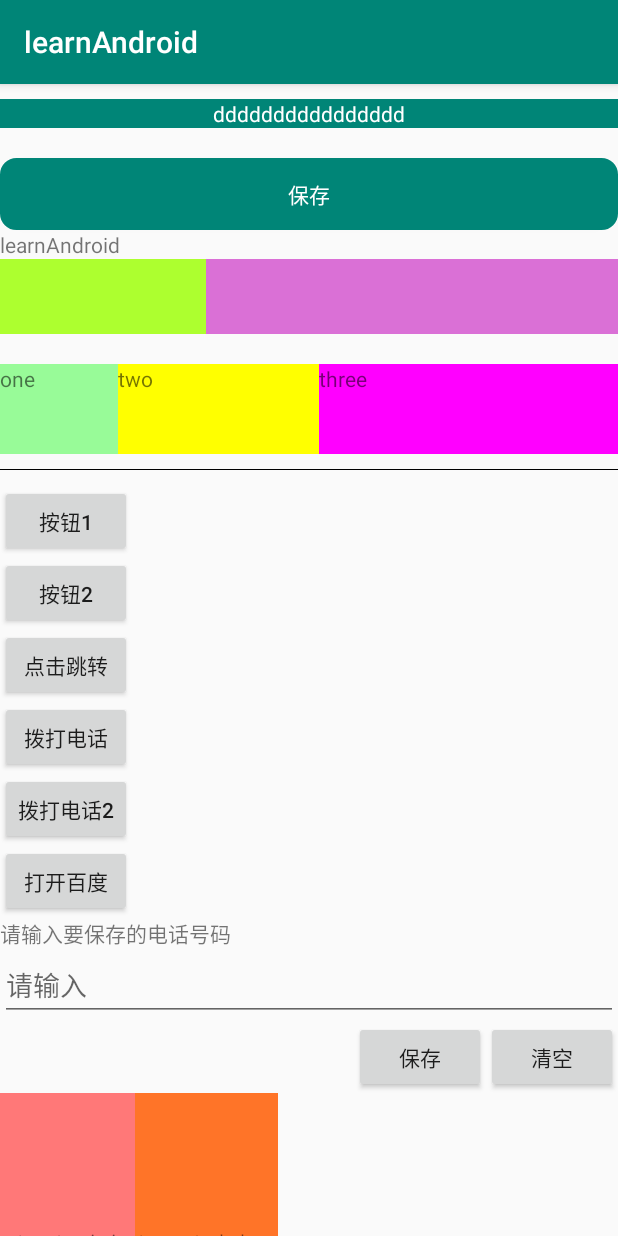
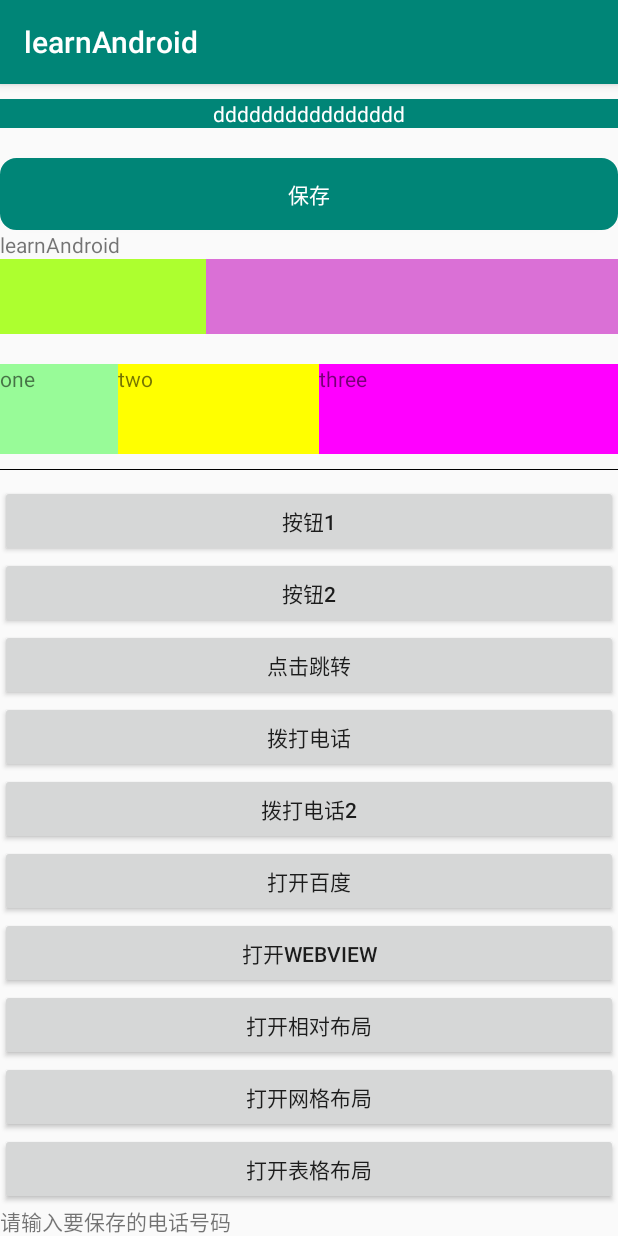
Before and after one commit to chenguzhen87/learnAndroid, an Android app: the screen it shows after launch (MainActivity), after a tap on "保存", on a phone screen of 412 x 824 dp. Run offline under Robolectric (Android 15) with nearby library versions, the phone set to English and light mode, and no system bars.

Commit message:
feat: webview

```diff
--- a/app/build.gradle
+++ b/app/build.gradle
@@ -5,7 +5,7 @@ android {
     buildToolsVersion "29.0.2"
     defaultConfig {
         applicationId "com.example.learnandroid"
-        minSdkVersion 14
+        minSdkVersion 24
         targetSdkVersion 29
         versionCode 1
         versionName "1.0"
--- a/app/src/main/java/com/example/learnandroid/MainActivity.java
+++ b/app/src/main/java/com/example/learnandroid/MainActivity.java
@@ -20,11 +20,12 @@ public class MainActivity extends AppCompatActivity implements View.OnClickListe
         Button dialTel = findViewById(R.id.dialTel);
         Button dialTel2 = findViewById(R.id.dialTel2);
         Button openBaidu = findViewById(R.id.openBaidu);
-
+        Button webview = findViewById(R.id.webview);
         button.setOnClickListener(this);
         dialTel.setOnClickListener(this);
         dialTel2.setOnClickListener(this);
         openBaidu.setOnClickListener(this);
+        webview.setOnClickListener(this);
         button2.setOnClickListener(new View.OnClickListener() {
             @Override
             public void onClick(View view) {
@@ -40,13 +41,20 @@ public class MainActivity extends AppCompatActivity implements View.OnClickListe
                 //里面写点击后想要实现的效果
                 Toast.makeText(MainActivity.this,
                         "按钮被点击", Toast.LENGTH_SHORT).show();
+                break;
                 //这里是弹出一个消息---"按钮被点击"
             case R.id.dialTel:
                 dial();
+                break;
             case R.id.dialTel2:
                 dial2();
+                break;
             case R.id.openBaidu:
                 openBaidu();
+                break;
+            case R.id.webview:
+                webview();
+                break;
         }
     }
 
@@ -71,6 +79,11 @@ public class MainActivity extends AppCompatActivity implements View.OnClickListe
         startActivity(intent);
     }
 
+    public void webview(){
+        Intent intent = new Intent(this, WebViewActivity.class);
+        startActivity(intent);
+    }
+
 
     public  void onButtonClick(View view){
         Toast.makeText(this, "按钮1",Toast.LENGTH_LONG).show();
--- a/app/src/main/res/layout/activity_main.xml
+++ b/app/src/main/res/layout/activity_main.xml
@@ -101,39 +101,60 @@
 
                 <Button
                     android:onClick="onButtonClick"
-                    android:layout_width="wrap_content"
+                    android:layout_width="match_parent"
                     android:layout_height="wrap_content"
                     android:text="按钮1" />
 
                 <Button
                     android:id="@+id/button2"
-                    android:layout_width="wrap_content"
+                    android:layout_width="match_parent"
                     android:layout_height="wrap_content"
                     android:text="按钮2" />
 
                 <Button
                     android:onClick="skip"
-                    android:layout_width="wrap_content"
+                    android:layout_width="match_parent"
                     android:layout_height="wrap_content"
                     android:text="点击跳转" />
 
                 <Button
                     android:id="@+id/dialTel"
-                    android:layout_width="wrap_content"
+                    android:layout_width="match_parent"
                     android:layout_height="wrap_content"
                     android:text="拨打电话" />
 
                 <Button
                     android:id="@+id/dialTel2"
-                    android:layout_width="wrap_content"
+                    android:layout_width="match_parent"
                     android:layout_height="wrap_content"
                     android:text="拨打电话2" />
 
                 <Button
                     android:id="@+id/openBaidu"
-                    android:layout_width="wrap_content"
+                    android:layout_width="match_parent"
                     android:layout_height="wrap_content"
                     android:text="打开百度" />
+                <Button
+                    android:id="@+id/webview"
+                    android:layout_width="match_parent"
+                    android:layout_height="wrap_content"
+                    android:text="打开webview" />
+                <Button
+                    android:id="@+id/RelativeLayout1"
+                    android:layout_width="match_parent"
+                    android:layout_height="wrap_content"
+                    android:text="打开相对布局" />
+                <Button
+                    android:id="@+id/GridLayout1"
+                    android:layout_width="match_parent"
+                    android:layout_height="wrap_content"
+                    android:text="打开网格布局" />
+                <Button
+                    android:id="@+id/TableLayout1"
+                    android:layout_width="match_parent"
+                    android:layout_height="wrap_content"
+                    android:text="打开表格布局" />
+
 
             </LinearLayout>
 
--- a/build.gradle
+++ b/build.gradle
@@ -2,6 +2,8 @@
 
 buildscript {
     repositories {
+        maven { url 'http://maven.aliyun.com/nexus/content/groups/public/' }
+        maven { url 'http://maven.aliyun.com/nexus/content/repositories/jcenter'}
         google()
         jcenter()
 
@@ -16,6 +18,8 @@ buildscript {
 
 allprojects {
     repositories {
+        maven { url 'http://maven.aliyun.com/nexus/content/groups/public/' }
+        maven { url 'http://maven.aliyun.com/nexus/content/repositories/jcenter'}
         google()
         jcenter()
 
```
Also changed, not shown: app/src/main/AndroidManifest.xml (+9 -2 lines), app/src/main/java/com/example/learnandroid/WebViewActivity.java (added, +62 -0 lines), app/src/main/res/layout/webview_layout.xml (added, +9 -0 lines), 2 other files.
